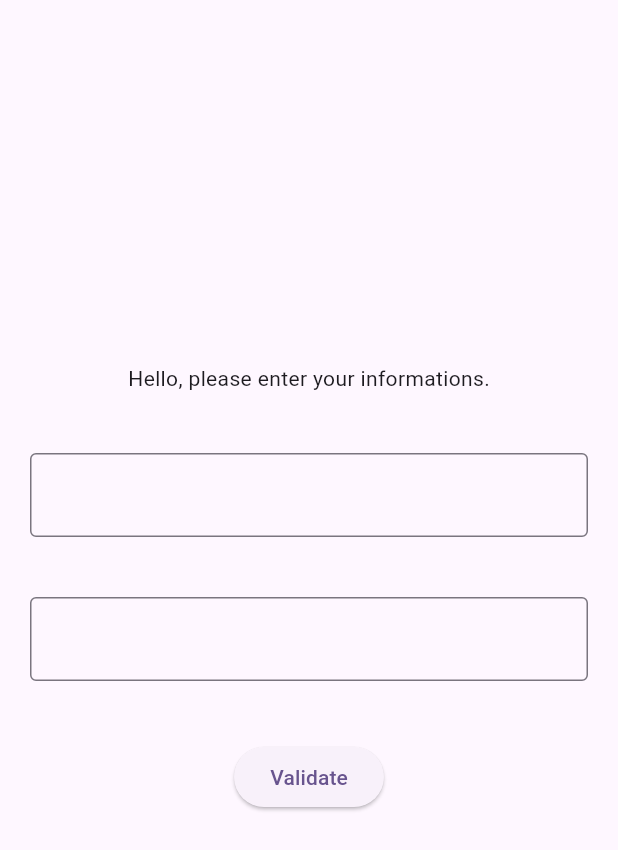
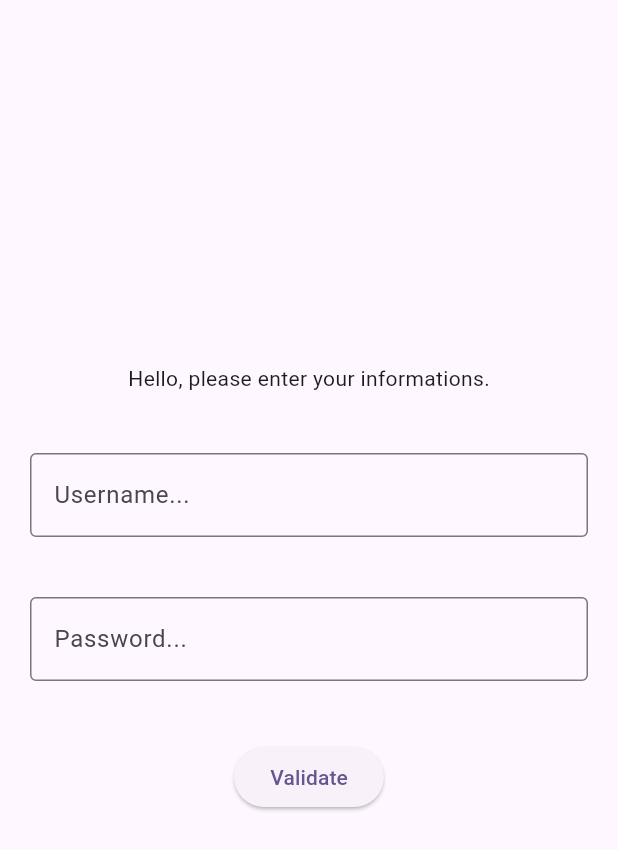
Before and after one commit to mohapasto0619/flutter-golden-test-app, a Flutter app: the ClickResultPage screen opened directly, on a phone screen of 412 x 824 dp. Shown: the top 850 px of the screen. Run offline on Flutter 3.47's test engine with Material 3 defaults, Android fonts, the phone set to English and light mode, and no system bars.

```diff
--- a/lib/click_result_page.dart
+++ b/lib/click_result_page.dart
@@ -34,6 +34,7 @@ class _ClickResultPageState extends State<ClickResultPage> {
               const TextField(
                 key: Key('first_input'),
                 decoration: InputDecoration(
+                  hintText: 'Username...',
                   border: OutlineInputBorder(),
                 ),
               ),
@@ -43,6 +44,7 @@ class _ClickResultPageState extends State<ClickResultPage> {
               const TextField(
                 key: Key('2nd_input'),
                 decoration: InputDecoration(
+                  hintText: 'Password...',
                   border: OutlineInputBorder(),
                 ),
               ),
```
Also changed, not shown: lib/home_page.dart (+5 -5 lines), 10 other files.
